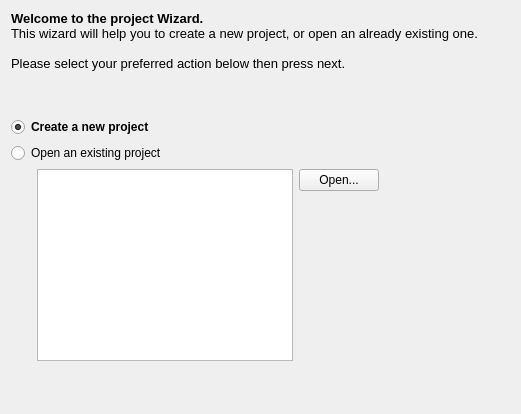
Old version of the form src/Gui/wizard/ui/WelcomePage.ui in the repository VLMC/vlmc.
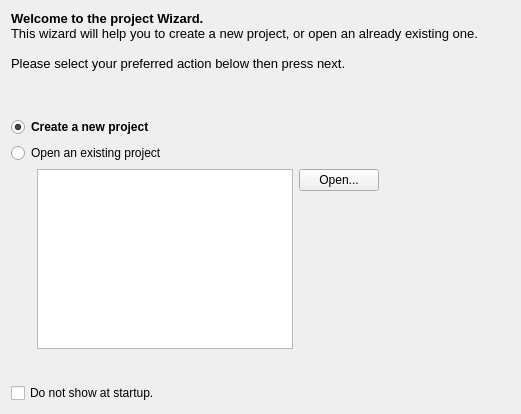
New version of the form.

Commit message: Option to hide the wizard on startup.

The edit to the form file:
```diff
--- a/src/Gui/wizard/ui/WelcomePage.ui
+++ b/src/Gui/wizard/ui/WelcomePage.ui
@@ -142,6 +142,16 @@
      </property>
     </spacer>
    </item>
+   <item row="7" column="0" colspan="4">
+    <widget class="QCheckBox" name="hideStartupCheckBox">
+     <property name="text">
+      <string>Do not show at startup.</string>
+     </property>
+     <property name="checked">
+      <bool>false</bool>
+     </property>
+    </widget>
+   </item>
   </layout>
  </widget>
  <resources/>
```
The commit also changes 3 other files.
